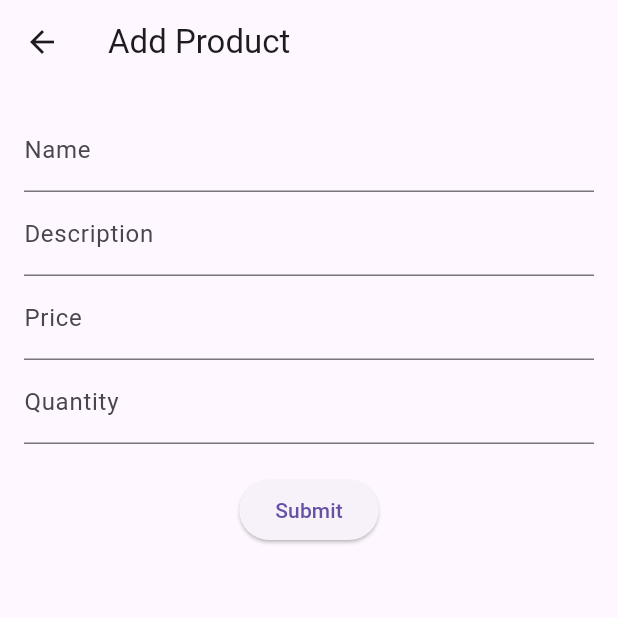
After one commit to Mario2309/TFG_Mario_Alvarez_2DAM, a Flutter app: the MainPage screen opened directly, item 3 of the bottom bar chosen, after a tap on the "add box" icon, on a phone screen of 412 x 824 dp, the top half of it. The commit adds this screen. Run offline on Flutter 3.47's test engine with Material 3 defaults, Android fonts, the phone set to English and light mode, and no system bars.

Commit message:
employees, inventory, views

```diff
--- /dev/null
+++ b/lib/add_product.dart
@@ -0,0 +1,111 @@
+import 'package:flutter/material.dart';
+import '../services/inventory_service.dart';
+import '../models/product.dart';
+
+class AddProductScreen extends StatefulWidget {
+  @override
+  _AddProductScreenState createState() => _AddProductScreenState();
+}
+
+class _AddProductScreenState extends State<AddProductScreen> {
+  final _formKey = GlobalKey<FormState>();
+  final _nameController = TextEditingController();
+  final _descriptionController = TextEditingController();
+  final _priceController = TextEditingController();
+  final _quantityController = TextEditingController();
+  final InventoryService _inventoryService = InventoryService();
+
+  @override
+  void dispose() {
+    _nameController.dispose();
+    _descriptionController.dispose();
+    _priceController.dispose();
+    _quantityController.dispose();
+    super.dispose();
+  }
+
+  void _submit() {
+    if (_formKey.currentState!.validate()) {
+      final product = Product(
+        name: _nameController.text,
+        description: _descriptionController.text,
+        price: double.parse(_priceController.text),
+        quantity: int.parse(_quantityController.text),
+      );
+      _inventoryService.addProduct(product);
+      Navigator.pop(context);
+    }
+  }
+
+  @override
+  Widget build(BuildContext context) {
+    return Scaffold(
+      appBar: AppBar(
+        title: Text('Add Product'),
+      ),
+      body: Padding(
+        padding: EdgeInsets.all(16.0),
+        child: Form(
+          key: _formKey,
+          child: Column(
+            children: <Widget>[
+              TextFormField(
+                controller: _nameController,
+                decoration: InputDecoration(labelText: 'Name'),
+                validator: (value) {
+                  if (value == null || value.isEmpty) {
+                    return 'Please enter a name';
+                  }
+                  return null;
+                },
+              ),
+              TextFormField(
+                controller: _descriptionController,
+                decoration: InputDecoration(labelText: 'Description'),
+                validator: (value) {
+                  if (value == null || value.isEmpty) {
+                    return 'Please enter a description';
+                  }
+                  return null;
+                },
+              ),
+              TextFormField(
+                controller: _priceController,
+                decoration: InputDecoration(labelText: 'Price'),
+                keyboardType: TextInputType.number,
+                validator: (value) {
+                  if (value == null || value.isEmpty) {
+                    return 'Please enter a price';
+                  }
+                  if (double.tryParse(value) == null) {
+                    return 'Please enter a valid number';
+                  }
+                  return null;
+                },
+              ),
+              TextFormField(
+                controller: _quantityController,
+                decoration: InputDecoration(labelText: 'Quantity'),
+                keyboardType: TextInputType.number,
+                validator: (value) {
+                  if (value == null || value.isEmpty) {
+                    return 'Please enter a quantity';
+                  }
+                  if (int.tryParse(value) == null) {
+                    return 'Please enter a valid number';
+                  }
+                  return null;
+                },
+              ),
+              SizedBox(height: 20),
+              ElevatedButton(
+                onPressed: _submit,
+                child: Text('Submit'),
+              ),
+            ],
+          ),
+        ),
+      ),
+    );
+  }
+}
--- /dev/null
+++ b/lib/home.dart
@@ -0,0 +1,210 @@
+import 'package:flutter/material.dart';
+import 'package:myapp/add_product.dart';
+import 'package:myapp/models/employee.dart';
+import 'package:myapp/models/product.dart';
+import 'package:myapp/services/employee_service.dart';
+import 'package:myapp/services/inventory_service.dart';
+import 'package:myapp/add_employee.dart';
+
+void main() {
+  runApp(MyApp());
+}
+
+class MyApp extends StatelessWidget {
+  @override
+  Widget build(BuildContext context) {
+    return MaterialApp(
+      home: MainPage(),
+    );
+  }
+}
+
+class MainPage extends StatefulWidget {
+  @override
+  _MainPageState createState() => _MainPageState();
+}
+
+class _MainPageState extends State<MainPage> {
+  int _selectedIndex = 0;
+  final List<Widget> _pages = [
+    HomePage(),
+    SearchPage(),
+    ProfilePage(),
+  ];
+
+  void _onItemTapped(int index) {
+    setState(() {
+      _selectedIndex = index;
+    });
+  }
+
+  @override
+  Widget build(BuildContext context) {
+    return Scaffold(
+      appBar: AppBar(
+        title: const Text('Bottom Navigation Bar Example'),
+      ),
+      body: Center(
+        child: _pages.elementAt(_selectedIndex),
+      ),
+      bottomNavigationBar: BottomNavigationBar(
+        items: const <BottomNavigationBarItem>[
+          BottomNavigationBarItem(
+            icon: Icon(Icons.home),
+            label: 'Home',
+          ),
+          BottomNavigationBarItem(
+            icon: Icon(Icons.search),
+            label: 'Search',
+          ),
+          BottomNavigationBarItem(
+            icon: Icon(Icons.person),
+            label: 'Profile',
+          ),
+        ],
+        currentIndex: _selectedIndex,
+        selectedItemColor: Colors.blue,
+        onTap: _onItemTapped,
+      ),
+        floatingActionButton: Row(
+          mainAxisAlignment: MainAxisAlignment.end,
+          children: [
+            FloatingActionButton(
+              onPressed: () {
+                Navigator.push(
+                  context,
+                  MaterialPageRoute(builder: (context) => AddProductScreen()),
+                );
+              },
+              child: const Icon(Icons.add_box_outlined),
+              heroTag: "addProduct", // Unique tag for the first button
+            ),
+            SizedBox(width: 16),
+            FloatingActionButton(
+              onPressed: () {
+                Navigator.push(
+                  context,
+                  MaterialPageRoute(builder: (context) => AddEmployeeScreen()),
+                );
+              },
+              child: const Icon(Icons.person_add_alt_1),
+              heroTag: "addEmployee", // Unique tag for the second button
+            ),
+          ]),
+    );
+  }
+}
+
+class HomePage extends StatefulWidget {
+  @override
+  _HomePageState createState() => _HomePageState();
+}
+
+class _HomePageState extends State<HomePage> {
+  final InventoryService _inventoryService = InventoryService();
+  final EmployeeService _employeeService = EmployeeService();
+
+  @override
+  Widget build(BuildContext context) {
+    List<Product> products = _inventoryService.getAllProducts();
+    List<Employee> employees = _employeeService.getAllEmployees();
+    return SingleChildScrollView(
+      child: Column(
+        crossAxisAlignment: CrossAxisAlignment.start,
+        children: [
+          Padding(
+            padding: const EdgeInsets.all(8.0),
+            child: Text("Products",style: TextStyle(fontSize: 20,fontWeight: FontWeight.bold)),
+          ),
+          products.isEmpty
+              ? Center(child: Text("No products data"))
+              : SizedBox(
+                height: 200, // Set a fixed height for the list
+                child: ListView.builder(
+                    itemCount: products.length,
+                    itemBuilder: (context, index) {
+                      return ListTile(
+                        title: Text(products[index].name),
+                      );
+                    },
+                  ),
+              ),
+
+              Padding(
+                padding: const EdgeInsets.all(8.0),
+                child: Text("Employees",style: TextStyle(fontSize: 20,fontWeight: FontWeight.bold)),
+              ),
+              employees.isEmpty
+                  ? Center(child: Text("No employees data"))
+                  : SizedBox(
+                    height: 200, // Set a fixed height for the list
+                    child: ListView.builder(
+                        itemCount: employees.length,
+                        itemBuilder: (context, index) {
+                          return ListTile(
+                            title: Text(employees[index].name),
+                            subtitle: Text(employees[index].position),
+                          );
+                        },
+                      ),
+                  ),
+        ],
+      ),
+    );
+
+  }
+}
+
+class SearchPage extends StatelessWidget {
+  @override
+  Widget build(BuildContext context) {
+    return const Center(
+      child: Text('Search Page'),
+    );
+  }
+}
+
+class UserData {
+  final String name;
+  final String email;
+  final String description;
+  final String image;
+
+  UserData({this.name = 'User Name', this.email = 'user@email.com', this.description = 'User description', this.image = 'assets/default_profile.jpg'});
+}
+
+class ProfilePage extends StatelessWidget {
+  final UserData userData = UserData();
+  @override
+  Widget build(BuildContext context) {
+    return  Padding(
+      padding: const EdgeInsets.all(16.0),
+      child: Column(
+        crossAxisAlignment: CrossAxisAlignment.center,
+        children: [
+          CircleAvatar(
+            radius: 60,
+            backgroundImage: AssetImage(userData.image),
+            backgroundColor: Colors.grey[200],
+          ),
+          const SizedBox(height: 20),
+          Text(
+            userData.name,
+            style: const TextStyle(fontSize: 24, fontWeight: FontWeight.bold),
+          ),
+          const SizedBox(height: 10),
+          Text(
+            userData.email,
+            style: const TextStyle(fontSize: 16, color: Colors.grey),
+          ),
+          const SizedBox(height: 20),
+          Text(
+            userData.description,
+            textAlign: TextAlign.center,
+            style: const TextStyle(fontSize: 16),
+          ),
+        ],
+      ),
+    );
+  }
+}
--- /dev/null
+++ b/lib/models/employee.dart
@@ -0,0 +1,11 @@
+class Employee {
+  String name;
+  String position;
+  String email;
+
+  Employee({
+    required this.name,
+    required this.position,
+    required this.email,
+  });
+}
--- /dev/null
+++ b/lib/models/product.dart
@@ -0,0 +1,13 @@
+class Product {
+  String name;
+  String description;
+  double price;
+  int quantity;
+
+  Product({
+    required this.name,
+    required this.description,
+    required this.price,
+    required this.quantity,
+  });
+}
--- /dev/null
+++ b/lib/services/employee_service.dart
@@ -0,0 +1,13 @@
+import 'package:myapp/models/employee.dart';
+
+class EmployeeService {
+  final List<Employee> _employees = [];
+
+  void addEmployee(Employee employee) {
+    _employees.add(employee);
+  }
+
+  List<Employee> getAllEmployees() {
+    return _employees;
+  }
+}
--- /dev/null
+++ b/lib/services/inventory_service.dart
@@ -0,0 +1,13 @@
+import 'package:myapp/models/product.dart';
+
+class InventoryService {
+  final List<Product> _products = [];
+
+  void addProduct(Product product) {
+    _products.add(product);
+  }
+
+  List<Product> getAllProducts() {
+    return _products;
+  }
+}
```
Also changed, not shown: lib/add_employee.dart (added, +95 -0 lines), lib/login.dart (+6 -3 lines), lib/main.dart (+2 -10 lines).
